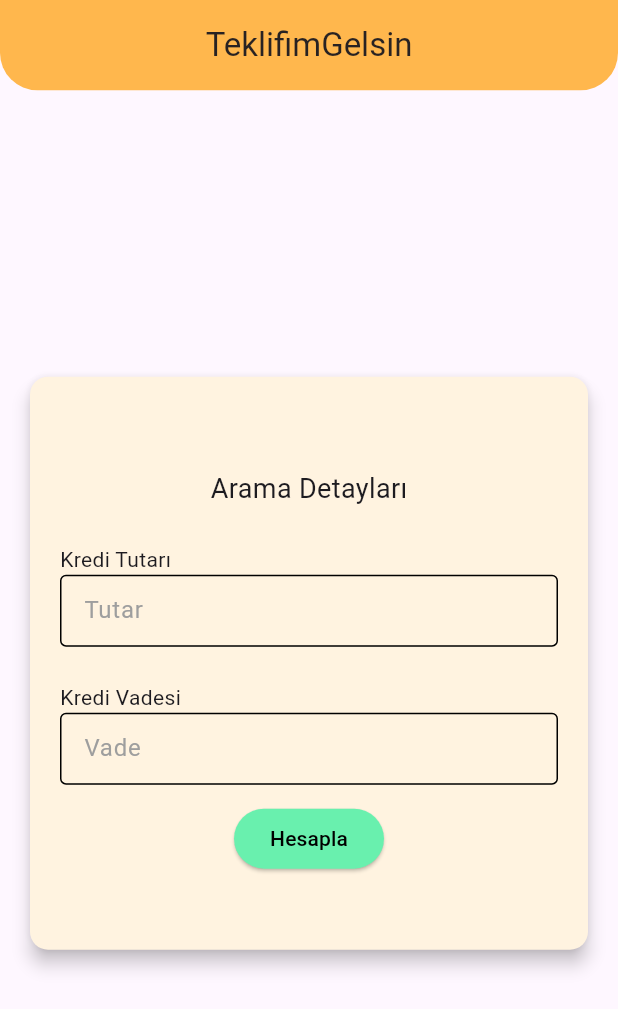
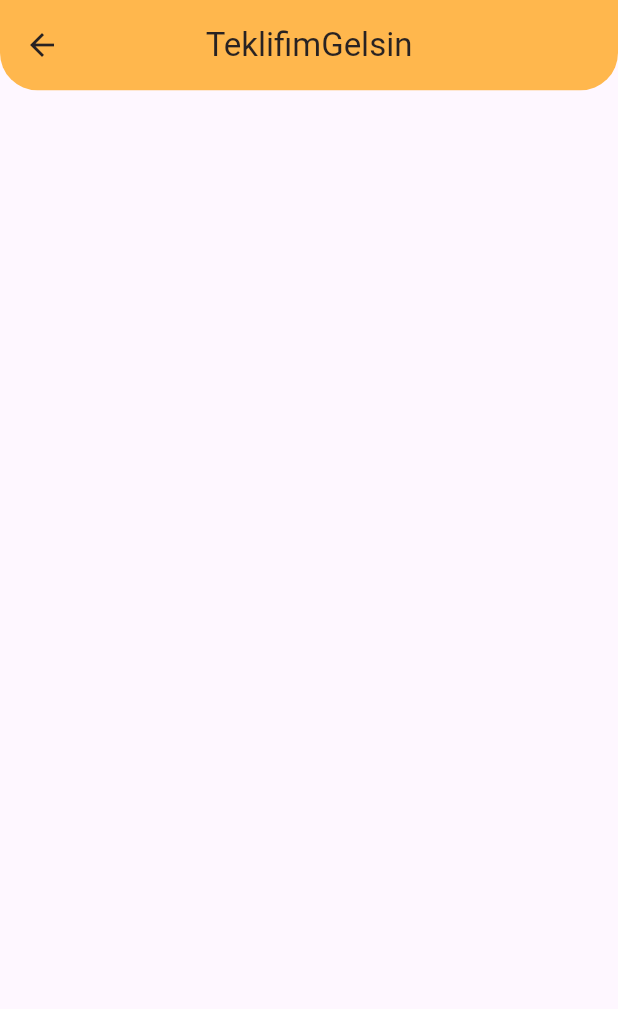
Before and after one commit to zeynepsurucu/teklifim_gelsin_case, a Flutter app: the screen it shows after launch, after a tap on "Hesapla", on a phone screen of 412 x 824 dp. Shown: the top 1009 px of the screen. Run offline on Flutter 3.47's test engine with Material 3 defaults, Android fonts, the phone set to English and light mode, and no system bars.

Commit message:
Offers Screen Added

```diff
--- a/lib/screens/home_screen.dart
+++ b/lib/screens/home_screen.dart
@@ -1,4 +1,5 @@
 import 'package:flutter/material.dart';
+import 'package:teklifim_gelsin_case/screens/offers_screen.dart';
 
 class HomeScreen extends StatefulWidget {
   const HomeScreen({super.key});
@@ -105,7 +106,14 @@ class _HomeScreenState extends State<HomeScreen> {
                       ElevatedButton(
                         style: ElevatedButton.styleFrom(
                             backgroundColor: Colors.greenAccent),
-                        onPressed: () {},
+                        onPressed: () {
+                          Navigator.push(
+                            context,
+                            MaterialPageRoute(
+                              builder: (context) => OffersScreen(amount: amountController.text, maturity: maturityController.text),
+                            ),
+                          );
+                        },
                         child: const Text(
                           'Hesapla',
                           style: TextStyle(
--- /dev/null
+++ b/lib/screens/offers_screen.dart
@@ -0,0 +1,50 @@
+import 'package:flutter/material.dart';
+
+class OffersScreen extends StatefulWidget {
+  final String amount;
+  final String maturity;
+
+  const OffersScreen({super.key, required this.amount, required this.maturity});
+
+  @override
+  State<OffersScreen> createState() => _OffersScreenState();
+}
+
+class _OffersScreenState extends State<OffersScreen> {
+  @override
+  Widget build(BuildContext context) {
+    return Scaffold(
+      appBar: AppBar(
+        leading: GestureDetector(
+          onTap: (){
+            Navigator.pop(context);
+          },
+          child: Icon(Icons.arrow_back),
+        ),
+        title: const Text("TeklifimGelsin"),
+        titleSpacing: 00.0,
+        centerTitle: true,
+        toolbarHeight: 60.2,
+        toolbarOpacity: 0.8,
+        shape: const RoundedRectangleBorder(
+          borderRadius: BorderRadius.only(
+              bottomRight: Radius.circular(25),
+              bottomLeft: Radius.circular(25)),
+        ),
+        elevation: 0.00,
+        backgroundColor: Colors.orange[300],
+      ),
+      body: Column(
+        mainAxisAlignment: MainAxisAlignment.center,
+        children: [
+          Text(
+            widget.amount,
+          ),
+          Text(
+            widget.maturity,
+          ),
+        ],
+      ),
+    );
+  }
+}
```
Also changed, not shown: lib/components/offer_box.dart (added).
